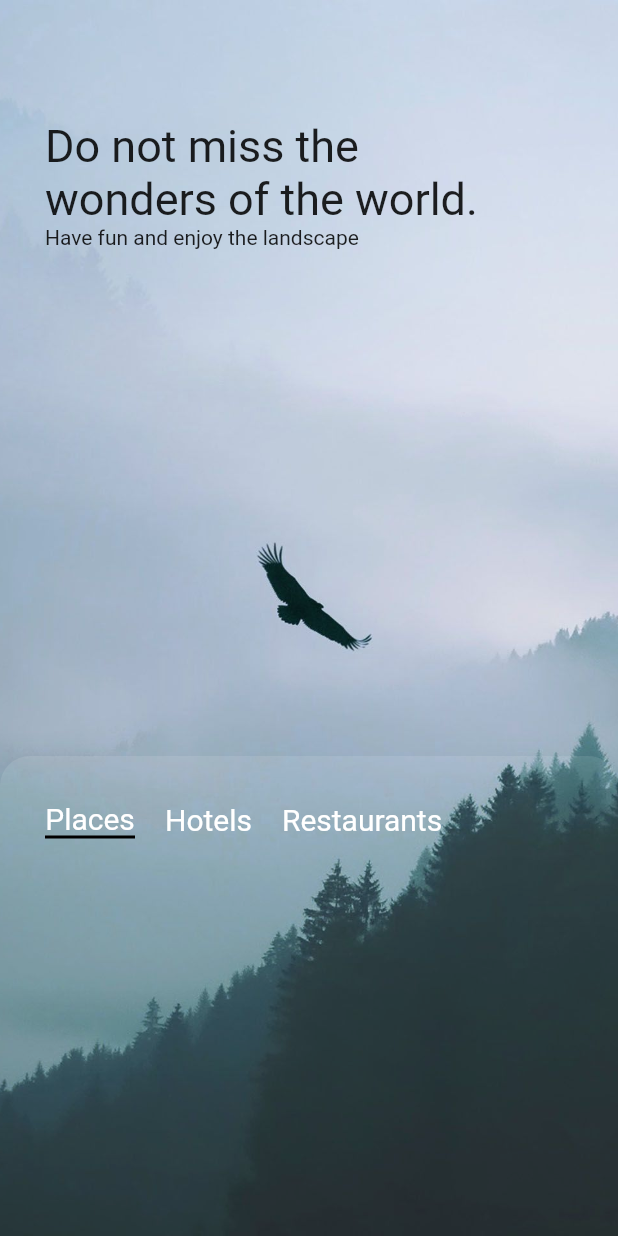
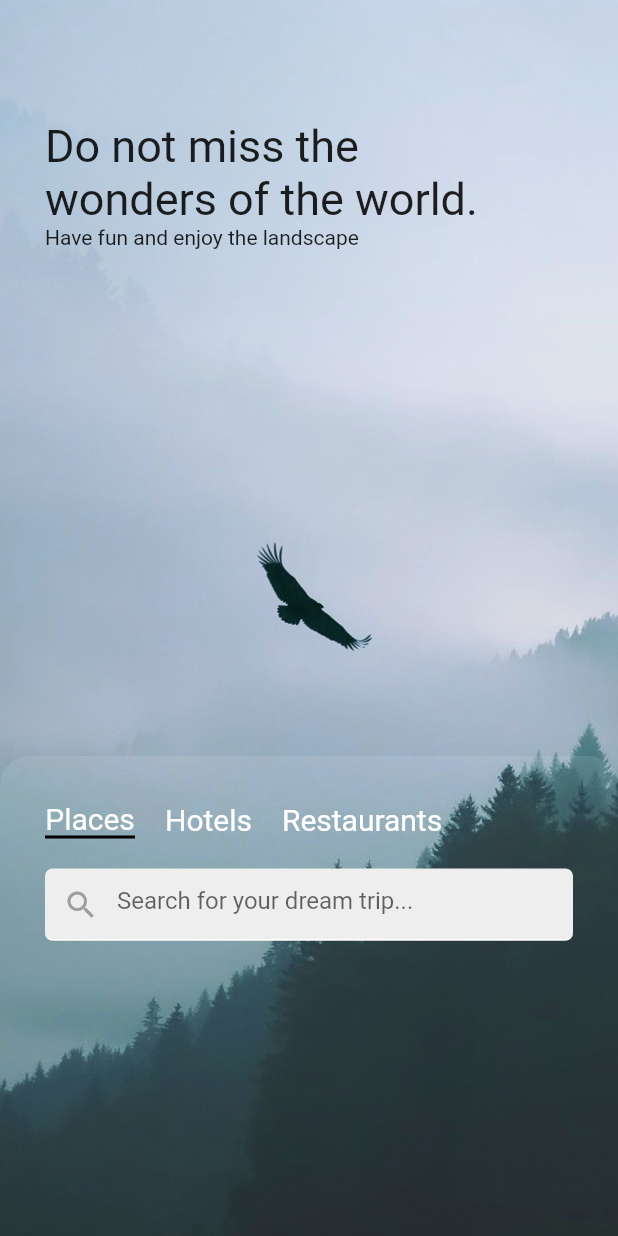
Before and after one commit to aledevme/flutter-travelui, a Flutter app: the screen it shows after launch, on a phone screen of 412 x 824 dp. Run offline on Flutter 3.47's test engine with Material 2 defaults, Android fonts, the light colour scheme and no system bars.

Commit message:
adding search box

```diff
--- a/lib/pages/landing.dart
+++ b/lib/pages/landing.dart
@@ -81,6 +81,10 @@ class LandingScreen extends StatelessWidget {
                               )),
                             ],
                           ),
+                          SizedBox(height: 20),
+                          _searchField(),
+
+
 
                         ],
                         )
@@ -95,5 +99,24 @@ class LandingScreen extends StatelessWidget {
     );
   }
 
+  Widget _searchField(){
+    return TextField(
+      decoration: InputDecoration(
+        enabledBorder: UnderlineInputBorder(
+          borderSide: BorderSide(color: Colors.white),
+          borderRadius: BorderRadius.circular(5)
+        ),
+        filled: true,
+        fillColor: Colors.grey[200],
+        prefixIcon: Icon(Icons.search, color: Colors.grey),
+        hintText: 'Search for your dream trip...',
+        focusedBorder:OutlineInputBorder(
+          borderSide: BorderSide(color: Colors.white, width: 2.0),
+        ),
+      ),
+    );
+  }
+
+
 
 }
```
Lines whose indentation alone changed are shown as unchanged.
